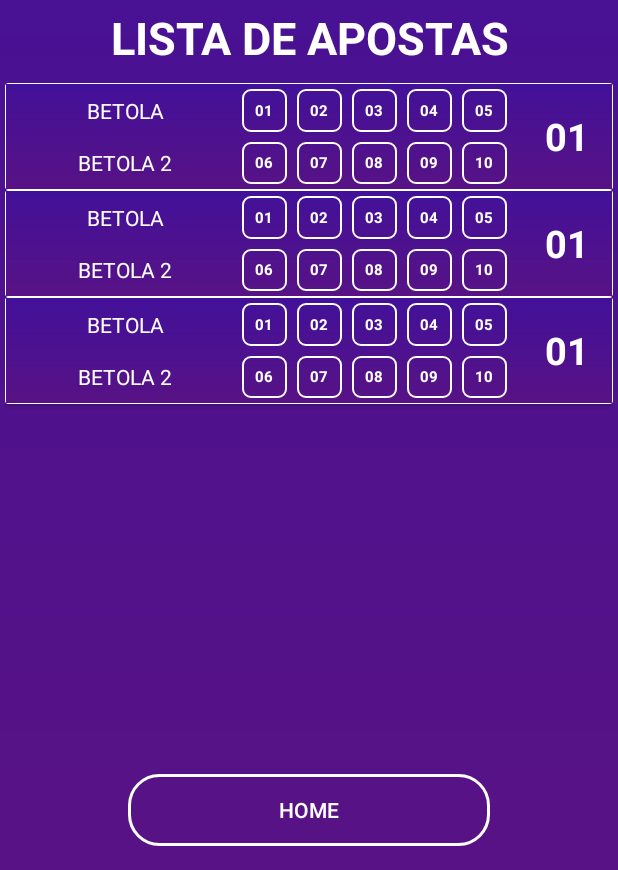
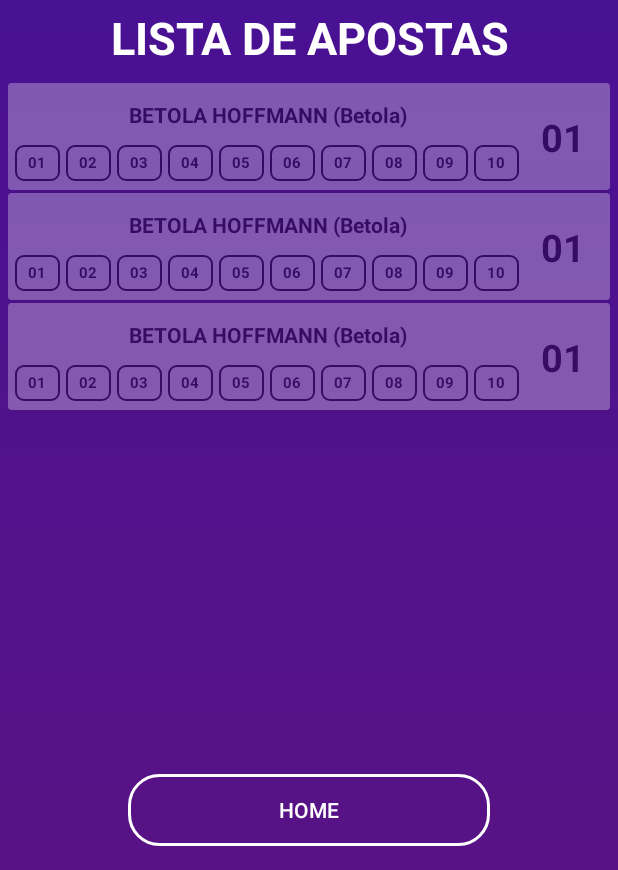
Before and after one commit to CarlosHoff/LotecaAtualizada, an Android app: the layout activity_lista_todas_apostas.xml on its own in the app's theme, with its tools: preview values and no code run, on a phone screen of 412 x 824 dp, the part 366-1236 px from its top. Run offline under Robolectric (Android 15) with nearby library versions, the phone set to English and light mode, and no system bars.

Commit message:
Alterado o design do recycleView de todas as apostas

```diff
--- a/app/src/main/java/com/hoffmann/lotecaatualizada/ListaDeApostas.java
+++ b/app/src/main/java/com/hoffmann/lotecaatualizada/ListaDeApostas.java
@@ -15,7 +15,7 @@ import androidx.recyclerview.widget.LinearLayoutManager;
 import androidx.recyclerview.widget.RecyclerView;
 
 import com.hoffmann.lotecaatualizada.domain.dto.ApostasUsuarioDto;
-import com.hoffmann.lotecaatualizada.utilitario.ApostaAdapter;
+import com.hoffmann.lotecaatualizada.adapters.ApostaAdapter;
 
 import java.io.Serializable;
 import java.util.Collections;
--- a/app/src/main/java/com/hoffmann/lotecaatualizada/ListaTodasApostas.java
+++ b/app/src/main/java/com/hoffmann/lotecaatualizada/ListaTodasApostas.java
@@ -10,7 +10,7 @@ import androidx.recyclerview.widget.RecyclerView;
 
 import com.hoffmann.lotecaatualizada.client.ApostaService;
 import com.hoffmann.lotecaatualizada.domain.response.TodasApostasResponse;
-import com.hoffmann.lotecaatualizada.utilitario.ListaDeApostasAdapter;
+import com.hoffmann.lotecaatualizada.adapters.ListaDeApostasAdapter;
 
 import java.util.List;
 
--- a/app/src/main/java/com/hoffmann/lotecaatualizada/utilitario/ApostaAdapter.java
+++ b/app/src/main/java/com/hoffmann/lotecaatualizada/adapters/ApostaAdapter.java
@@ -1,4 +1,4 @@
-package com.hoffmann.lotecaatualizada.utilitario;
+package com.hoffmann.lotecaatualizada.adapters;
 
 import android.content.Context;
 import android.util.SparseBooleanArray;
--- a/app/src/main/java/com/hoffmann/lotecaatualizada/utilitario/ListaDeApostasAdapter.java
+++ b/app/src/main/java/com/hoffmann/lotecaatualizada/adapters/ListaDeApostasAdapter.java
@@ -1,4 +1,4 @@
-package com.hoffmann.lotecaatualizada.utilitario;
+package com.hoffmann.lotecaatualizada.adapters;
 
 import android.content.Context;
 import android.view.LayoutInflater;
--- a/app/src/main/res/drawable/card_view_todas_apostas.xml
+++ b/app/src/main/res/drawable/card_view_todas_apostas.xml
@@ -1,7 +1,6 @@
 <?xml version="1.0" encoding="utf-8"?>
 <shape xmlns:android="http://schemas.android.com/apk/res/android">
 
-    <solid android:color="@android:color/transparent"/>
     <corners android:radius="32dp"/>
 
 </shape>
--- a/app/src/main/res/drawable/contorno_quadrado.xml
+++ b/app/src/main/res/drawable/contorno_quadrado.xml
@@ -1,6 +1,6 @@
 <?xml version="1.0" encoding="utf-8"?>
 <shape xmlns:android="http://schemas.android.com/apk/res/android" android:shape="rectangle">
 
-    <stroke android:width="1dp" android:color="@color/white"/>
+    <stroke android:width="1dp" android:color="@color/black"/>
     <corners android:radius="5dp"/>
 </shape>
--- a/app/src/main/res/drawable/gradient_background_transparent.xml
+++ b/app/src/main/res/drawable/gradient_background_transparent.xml
@@ -2,13 +2,11 @@
 <shape xmlns:android="http://schemas.android.com/apk/res/android">
 
     <gradient
-        android:startColor="#581285"
-        android:centerColor="#421199"
-        android:endColor="#581285"
+        android:startColor="#421199"
+        android:centerColor="#581285"
+        android:endColor="#421199"
         android:angle="180"
         android:type="linear">
     </gradient>
-    <stroke android:width="0.7dp" android:color="@color/white" />
-    <corners android:radius="15dp" />
 
 </shape>
--- a/app/src/main/res/layout/activity_lista_todas_apostas.xml
+++ b/app/src/main/res/layout/activity_lista_todas_apostas.xml
@@ -47,11 +47,10 @@
         android:id="@+id/recicleViewTodasApostas"
         android:layout_width="match_parent"
         android:layout_height="350dp"
-        android:layout_marginTop="5dp"
-        android:layout_marginStart="3dp"
-        android:layout_marginEnd="3dp"
+        android:layout_margin="5dp"
         app:layout_constraintTop_toBottomOf="@+id/texto_aposta_lista"
-        tools:listitem="@layout/activity_todas_apostas"
+        android:alpha="0.3"
+        tools:listitem="@layout/todas_apostas_2"
         tools:layout_editor_absoluteX="10dp" />
 
 
--- /dev/null
+++ b/app/src/main/res/layout/todas_apostas_2.xml
@@ -0,0 +1,149 @@
+<?xml version="1.0" encoding="utf-8"?>
+<androidx.cardview.widget.CardView xmlns:android="http://schemas.android.com/apk/res/android"
+    android:layout_width="match_parent" android:layout_height="wrap_content"
+    android:padding="16dp"
+    android:layout_marginBottom="2dp"
+    xmlns:tools="http://schemas.android.com/tools">
+
+    <RelativeLayout
+        android:layout_width="match_parent"
+        android:layout_height="70dp"
+        android:layout_margin="0.5dp">
+
+        <TextView
+            android:id="@+id/classificacao"
+            android:layout_width="50dp"
+            android:layout_height="60dp"
+            android:text="01"
+            android:layout_marginTop="5dp"
+            android:layout_marginEnd="5dp"
+            android:gravity="center"
+            android:textColor="@color/black"
+            android:textSize="25sp"
+            android:textStyle="bold"
+            android:layout_alignParentEnd="true"/>
+
+        <TextView
+            android:id="@+id/nome"
+            android:layout_width="match_parent"
+            android:layout_height="30dp"
+            android:text="BETOLA HOFFMANN (Betola)"
+            android:layout_margin="5dp"
+            android:gravity="center"
+            android:textColor="@color/black"
+            android:textSize="14sp"
+            android:textStyle="bold"
+            android:layout_alignParentStart="true"
+            android:layout_toLeftOf="@+id/classificacao"/>
+
+        <TextView
+            android:id="@+id/numero01"
+            style="@style/botao_quadrado_cardview"
+            android:layout_below="@+id/nome"
+            android:layout_marginStart="4dp"
+            android:layout_marginEnd="4dp"
+            android:layout_marginBottom="5dp"
+            android:gravity="center"
+            android:text="01"/>
+
+        <TextView
+            android:id="@+id/numero02"
+            style="@style/botao_quadrado_cardview"
+            android:layout_below="@+id/nome"
+            android:layout_marginEnd="4dp"
+            android:gravity="center"
+            android:text="02"
+            android:layout_alignTop="@+id/numero01"
+            android:layout_alignBottom="@+id/numero01"
+            android:layout_toEndOf="@+id/numero01"/>
+
+        <TextView
+            android:id="@+id/numero03"
+            style="@style/botao_quadrado_cardview"
+            android:layout_below="@+id/nome"
+            android:layout_marginEnd="4dp"
+            android:gravity="center"
+            android:text="03"
+            android:layout_alignTop="@+id/numero02"
+            android:layout_alignBottom="@+id/numero02"
+            android:layout_toEndOf="@+id/numero02"/>
+
+        <TextView
+            android:id="@+id/numero04"
+            style="@style/botao_quadrado_cardview"
+            android:layout_below="@+id/nome"
+            android:layout_marginEnd="4dp"
+            android:gravity="center"
+            android:text="04"
+            android:layout_alignTop="@+id/numero03"
+            android:layout_alignBottom="@+id/numero03"
+            android:layout_toEndOf="@+id/numero03"/>
+
+        <TextView
+            android:id="@+id/numero05"
+            style="@style/botao_quadrado_cardview"
+            android:layout_below="@+id/nome"
+            android:layout_marginEnd="4dp"
+            android:gravity="center"
+            android:text="05"
+            android:layout_alignTop="@+id/numero04"
+            android:layout_alignBottom="@+id/numero04"
+            android:layout_toEndOf="@+id/numero04"/>
+
+        <TextView
+            android:id="@+id/numero06"
+            style="@style/botao_quadrado_cardview"
+            android:layout_below="@+id/nome"
+            android:layout_marginEnd="4dp"
+            android:gravity="center"
+            android:text="06"
+            android:layout_alignTop="@+id/numero05"
+            android:layout_alignBottom="@+id/numero05"
+            android:layout_toEndOf="@+id/numero05"/>
+
+        <TextView
+            android:id="@+id/numero07"
+            style="@style/botao_quadrado_cardview"
+            android:layout_below="@+id/nome"
+            android:layout_marginEnd="4dp"
+            android:gravity="center"
+            android:text="07"
+            android:layout_alignTop="@+id/numero06"
+            android:layout_alignBottom="@+id/numero06"
+            android:layout_toEndOf="@+id/numero06"/>
+
+        <TextView
+            android:id="@+id/numero08"
+            style="@style/botao_quadrado_cardview"
+            android:layout_below="@+id/nome"
+            android:layout_marginEnd="4dp"
+            android:gravity="center"
+            android:text="08"
+            android:layout_alignTop="@+id/numero07"
+            android:layout_alignBottom="@+id/numero07"
+            android:layout_toEndOf="@+id/numero07"/>
+
+        <TextView
+            android:id="@+id/numero09"
+            style="@style/botao_quadrado_cardview"
+            android:layout_below="@+id/nome"
+            android:layout_marginEnd="4dp"
+            android:gravity="center"
+            android:text="09"
+            android:layout_alignTop="@+id/numero08"
+            android:layout_alignBottom="@+id/numero08"
+            android:layout_toEndOf="@+id/numero08"/>
+
+        <TextView
+            android:id="@+id/numero10"
+            style="@style/botao_quadrado_cardview"
+            android:layout_below="@+id/nome"
+            android:layout_marginEnd="4dp"
+            android:gravity="center"
+            android:text="10"
+            android:layout_alignTop="@+id/numero09"
+            android:layout_alignBottom="@+id/numero09"
+            android:layout_toEndOf="@+id/numero09"/>
+
+    </RelativeLayout>
+</androidx.cardview.widget.CardView>
--- a/app/src/main/res/values/styles.xml
+++ b/app/src/main/res/values/styles.xml
@@ -44,7 +44,7 @@
         <item name="android:layout_width">30dp</item>
         <item name="android:layout_height">30dp</item>
         <item name="android:background">@drawable/contorno_quadrado</item>
-        <item name="android:textColor">@color/white</item>
+        <item name="android:textColor">@color/black</item>
         <item name="android:textStyle">bold</item>
         <item name="android:textSize">10sp</item>
         <item name="android:gravity">center</item>
```
